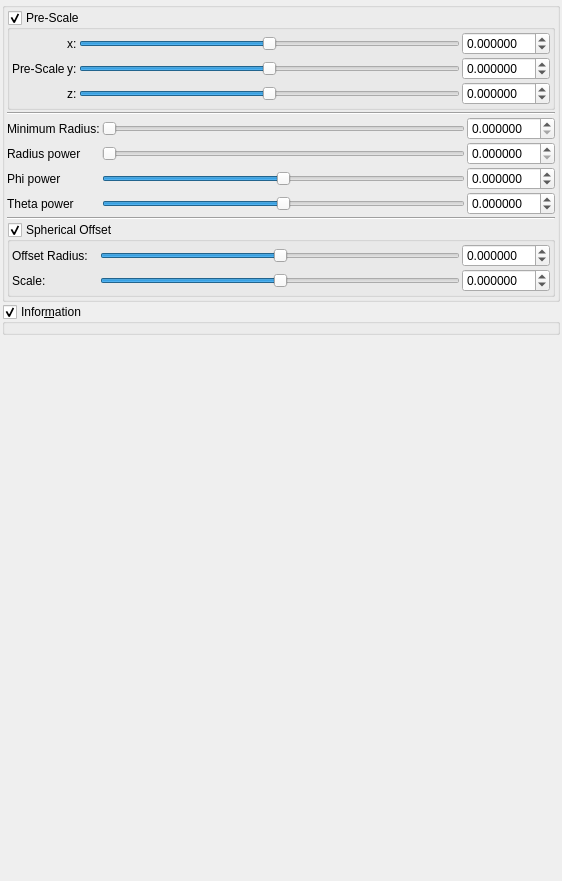
buddhi1980/mandelbulber2, file mandelbulber2/qt_data/fractal_msltoe_toroidal.ui: the form before one commit.
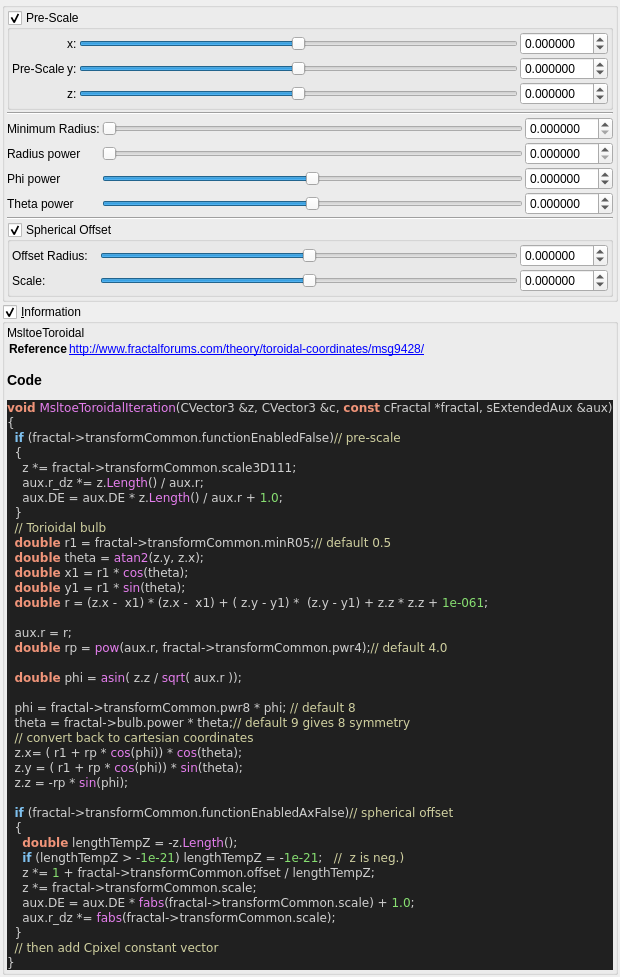
The form after the commit. Custom widgets are drawn as their Qt base class.

Commit message: updated information boxes and formula icons for MsltoeToroidal RiemannBulbMsltoeMod2

The edit to the form file:
```diff
--- a/mandelbulber2/qt_data/fractal_msltoe_toroidal.ui
+++ b/mandelbulber2/qt_data/fractal_msltoe_toroidal.ui
@@ -632,7 +632,7 @@
    <item>
     <widget class="MyGroupBox" name="groupCheck_info">
      <property name="title">
-      <string>Infor&amp;mation</string>
+      <string>&amp;Information</string>
      </property>
      <property name="flat">
       <bool>false</bool>
@@ -656,6 +656,75 @@
       <property name="bottomMargin">
        <number>2</number>
       </property>
+      <item>
+       <widget class="QLabel" name="label_code_content">
+        <property name="text">
+         <string>&lt;p&gt;MsltoeToroidal&lt;/p&gt;&lt;table&gt;
+&lt;tr&gt;&lt;th&gt;Reference&lt;/th&gt;&lt;td&gt;&lt;a href=&quot;http://www.fractalforums.com/theory/toroidal-coordinates/msg9428/&quot;&gt;http://www.fractalforums.com/theory/toroidal-coordinates/msg9428/&lt;/a&gt;&lt;/td&gt;&lt;/tr&gt;
+&lt;/table&gt;
+&lt;h3&gt;Code&lt;/h3&gt;
+&lt;!DOCTYPE HTML PUBLIC &quot;-//W3C//DTD HTML 4.0 Transitional//EN&quot;&gt;
+&lt;html&gt;
+&lt;head&gt;
+&lt;meta http-equiv=&quot;content-type&quot; content=&quot;text/html; charset=ISO-8859-1&quot;&gt;
+&lt;title&gt;Source file&lt;/title&gt;
+&lt;/head&gt;
+&lt;body style=&quot;background-color:#202020&quot;&gt;
+&lt;pre style=&quot;color:#d0d0d0; background-color:#202020;  font-family:'Courier New';&quot;&gt;&lt;span style=&quot;color:#f09479; font-weight:bold&quot;&gt;void&lt;/span&gt; &lt;span style=&quot;color:#e47eed&quot;&gt;MsltoeToroidalIteration&lt;/span&gt;&lt;span style=&quot;color:#d0d0d0&quot;&gt;(&lt;/span&gt;CVector3 &lt;span style=&quot;color:#d0d0d0&quot;&gt;&amp;amp;&lt;/span&gt;z&lt;span style=&quot;color:#d0d0d0&quot;&gt;,&lt;/span&gt; CVector3 &lt;span style=&quot;color:#d0d0d0&quot;&gt;&amp;amp;&lt;/span&gt;c&lt;span style=&quot;color:#d0d0d0&quot;&gt;,&lt;/span&gt; &lt;span style=&quot;color:#f09479; font-weight:bold&quot;&gt;const&lt;/span&gt; cFractal &lt;span style=&quot;color:#d0d0d0&quot;&gt;*&lt;/span&gt;fractal&lt;span style=&quot;color:#d0d0d0&quot;&gt;,&lt;/span&gt; sExtendedAux &lt;span style=&quot;color:#d0d0d0&quot;&gt;&amp;amp;&lt;/span&gt;aux&lt;span style=&quot;color:#d0d0d0&quot;&gt;)&lt;/span&gt;
+&lt;span style=&quot;color:#d0d0d0&quot;&gt;{&lt;/span&gt;
+  &lt;span style=&quot;color:#7ec0ee; font-weight:bold&quot;&gt;if&lt;/span&gt; &lt;span style=&quot;color:#d0d0d0&quot;&gt;(&lt;/span&gt;fractal&lt;span style=&quot;color:#d0d0d0&quot;&gt;-&amp;gt;&lt;/span&gt;transformCommon&lt;span style=&quot;color:#d0d0d0&quot;&gt;.&lt;/span&gt;functionEnabledFalse&lt;span style=&quot;color:#d0d0d0&quot;&gt;)&lt;/span&gt;&lt;span style=&quot;color:#d0d0a0&quot;&gt;// pre-scale&lt;/span&gt;
+  &lt;span style=&quot;color:#d0d0d0&quot;&gt;{&lt;/span&gt;
+    z &lt;span style=&quot;color:#d0d0d0&quot;&gt;*=&lt;/span&gt; fractal&lt;span style=&quot;color:#d0d0d0&quot;&gt;-&amp;gt;&lt;/span&gt;transformCommon&lt;span style=&quot;color:#d0d0d0&quot;&gt;.&lt;/span&gt;scale3D111&lt;span style=&quot;color:#d0d0d0&quot;&gt;;&lt;/span&gt;
+    aux&lt;span style=&quot;color:#d0d0d0&quot;&gt;.&lt;/span&gt;r_dz &lt;span style=&quot;color:#d0d0d0&quot;&gt;*=&lt;/span&gt; z&lt;span style=&quot;color:#d0d0d0&quot;&gt;.&lt;/span&gt;&lt;span style=&quot;color:#e47eed&quot;&gt;Length&lt;/span&gt;&lt;span style=&quot;color:#d0d0d0&quot;&gt;() /&lt;/span&gt; aux&lt;span style=&quot;color:#d0d0d0&quot;&gt;.&lt;/span&gt;r&lt;span style=&quot;color:#d0d0d0&quot;&gt;;&lt;/span&gt;
+    aux&lt;span style=&quot;color:#d0d0d0&quot;&gt;.&lt;/span&gt;DE &lt;span style=&quot;color:#d0d0d0&quot;&gt;=&lt;/span&gt; aux&lt;span style=&quot;color:#d0d0d0&quot;&gt;.&lt;/span&gt;DE &lt;span style=&quot;color:#d0d0d0&quot;&gt;*&lt;/span&gt; z&lt;span style=&quot;color:#d0d0d0&quot;&gt;.&lt;/span&gt;&lt;span style=&quot;color:#e47eed&quot;&gt;Length&lt;/span&gt;&lt;span style=&quot;color:#d0d0d0&quot;&gt;() /&lt;/span&gt; aux&lt;span style=&quot;color:#d0d0d0&quot;&gt;.&lt;/span&gt;r &lt;span style=&quot;color:#d0d0d0&quot;&gt;+&lt;/span&gt; &lt;span style=&quot;color:#87df71&quot;&gt;1.0&lt;/span&gt;&lt;span style=&quot;color:#d0d0d0&quot;&gt;;&lt;/span&gt;
+  &lt;span style=&quot;color:#d0d0d0&quot;&gt;}&lt;/span&gt;
+  &lt;span style=&quot;color:#d0d0a0&quot;&gt;// Torioidal bulb&lt;/span&gt;
+  &lt;span style=&quot;color:#f09479; font-weight:bold&quot;&gt;double&lt;/span&gt; r1 &lt;span style=&quot;color:#d0d0d0&quot;&gt;=&lt;/span&gt; fractal&lt;span style=&quot;color:#d0d0d0&quot;&gt;-&amp;gt;&lt;/span&gt;transformCommon&lt;span style=&quot;color:#d0d0d0&quot;&gt;.&lt;/span&gt;minR05&lt;span style=&quot;color:#d0d0d0&quot;&gt;;&lt;/span&gt;&lt;span style=&quot;color:#d0d0a0&quot;&gt;// default 0.5&lt;/span&gt;
+  &lt;span style=&quot;color:#f09479; font-weight:bold&quot;&gt;double&lt;/span&gt; theta &lt;span style=&quot;color:#d0d0d0&quot;&gt;=&lt;/span&gt; &lt;span style=&quot;color:#e47eed&quot;&gt;atan2&lt;/span&gt;&lt;span style=&quot;color:#d0d0d0&quot;&gt;(&lt;/span&gt;z&lt;span style=&quot;color:#d0d0d0&quot;&gt;.&lt;/span&gt;y&lt;span style=&quot;color:#d0d0d0&quot;&gt;,&lt;/span&gt; z&lt;span style=&quot;color:#d0d0d0&quot;&gt;.&lt;/span&gt;x&lt;span style=&quot;color:#d0d0d0&quot;&gt;);&lt;/span&gt;
+  &lt;span style=&quot;color:#f09479; font-weight:bold&quot;&gt;double&lt;/span&gt; x1 &lt;span style=&quot;color:#d0d0d0&quot;&gt;=&lt;/span&gt; r1 &lt;span style=&quot;color:#d0d0d0&quot;&gt;*&lt;/span&gt; &lt;span style=&quot;color:#e47eed&quot;&gt;cos&lt;/span&gt;&lt;span style=&quot;color:#d0d0d0&quot;&gt;(&lt;/span&gt;theta&lt;span style=&quot;color:#d0d0d0&quot;&gt;);&lt;/span&gt;
+  &lt;span style=&quot;color:#f09479; font-weight:bold&quot;&gt;double&lt;/span&gt; y1 &lt;span style=&quot;color:#d0d0d0&quot;&gt;=&lt;/span&gt; r1 &lt;span style=&quot;color:#d0d0d0&quot;&gt;*&lt;/span&gt; &lt;span style=&quot;color:#e47eed&quot;&gt;sin&lt;/span&gt;&lt;span style=&quot;color:#d0d0d0&quot;&gt;(&lt;/span&gt;theta&lt;span style=&quot;color:#d0d0d0&quot;&gt;);&lt;/span&gt;
+  &lt;span style=&quot;color:#f09479; font-weight:bold&quot;&gt;double&lt;/span&gt; r &lt;span style=&quot;color:#d0d0d0&quot;&gt;= (&lt;/span&gt;z&lt;span style=&quot;color:#d0d0d0&quot;&gt;.&lt;/span&gt;x &lt;span style=&quot;color:#d0d0d0&quot;&gt;-&lt;/span&gt;  x1&lt;span style=&quot;color:#d0d0d0&quot;&gt;) * (&lt;/span&gt;z&lt;span style=&quot;color:#d0d0d0&quot;&gt;.&lt;/span&gt;x &lt;span style=&quot;color:#d0d0d0&quot;&gt;-&lt;/span&gt;  x1&lt;span style=&quot;color:#d0d0d0&quot;&gt;) + (&lt;/span&gt; z&lt;span style=&quot;color:#d0d0d0&quot;&gt;.&lt;/span&gt;y &lt;span style=&quot;color:#d0d0d0&quot;&gt;-&lt;/span&gt; y1&lt;span style=&quot;color:#d0d0d0&quot;&gt;) *  (&lt;/span&gt;z&lt;span style=&quot;color:#d0d0d0&quot;&gt;.&lt;/span&gt;y &lt;span style=&quot;color:#d0d0d0&quot;&gt;-&lt;/span&gt; y1&lt;span style=&quot;color:#d0d0d0&quot;&gt;) +&lt;/span&gt; z&lt;span style=&quot;color:#d0d0d0&quot;&gt;.&lt;/span&gt;z &lt;span style=&quot;color:#d0d0d0&quot;&gt;*&lt;/span&gt; z&lt;span style=&quot;color:#d0d0d0&quot;&gt;.&lt;/span&gt;z &lt;span style=&quot;color:#d0d0d0&quot;&gt;+&lt;/span&gt; &lt;span style=&quot;color:#87df71&quot;&gt;1e-061&lt;/span&gt;&lt;span style=&quot;color:#d0d0d0&quot;&gt;;&lt;/span&gt;
+
+  aux&lt;span style=&quot;color:#d0d0d0&quot;&gt;.&lt;/span&gt;r &lt;span style=&quot;color:#d0d0d0&quot;&gt;=&lt;/span&gt; r&lt;span style=&quot;color:#d0d0d0&quot;&gt;;&lt;/span&gt;
+  &lt;span style=&quot;color:#f09479; font-weight:bold&quot;&gt;double&lt;/span&gt; rp &lt;span style=&quot;color:#d0d0d0&quot;&gt;=&lt;/span&gt; &lt;span style=&quot;color:#e47eed&quot;&gt;pow&lt;/span&gt;&lt;span style=&quot;color:#d0d0d0&quot;&gt;(&lt;/span&gt;aux&lt;span style=&quot;color:#d0d0d0&quot;&gt;.&lt;/span&gt;r&lt;span style=&quot;color:#d0d0d0&quot;&gt;,&lt;/span&gt; fractal&lt;span style=&quot;color:#d0d0d0&quot;&gt;-&amp;gt;&lt;/span&gt;transformCommon&lt;span style=&quot;color:#d0d0d0&quot;&gt;.&lt;/span&gt;pwr4&lt;span style=&quot;color:#d0d0d0&quot;&gt;);&lt;/span&gt;&lt;span style=&quot;color:#d0d0a0&quot;&gt;// default 4.0&lt;/span&gt;
+
+  &lt;span style=&quot;color:#f09479; font-weight:bold&quot;&gt;double&lt;/span&gt; phi &lt;span style=&quot;color:#d0d0d0&quot;&gt;=&lt;/span&gt; &lt;span style=&quot;color:#e47eed&quot;&gt;asin&lt;/span&gt;&lt;span style=&quot;color:#d0d0d0&quot;&gt;(&lt;/span&gt; z&lt;span style=&quot;color:#d0d0d0&quot;&gt;.&lt;/span&gt;z &lt;span style=&quot;color:#d0d0d0&quot;&gt;/&lt;/span&gt; &lt;span style=&quot;color:#e47eed&quot;&gt;sqrt&lt;/span&gt;&lt;span style=&quot;color:#d0d0d0&quot;&gt;(&lt;/span&gt; aux&lt;span style=&quot;color:#d0d0d0&quot;&gt;.&lt;/span&gt;r &lt;span style=&quot;color:#d0d0d0&quot;&gt;));&lt;/span&gt;
+
+  phi &lt;span style=&quot;color:#d0d0d0&quot;&gt;=&lt;/span&gt; fractal&lt;span style=&quot;color:#d0d0d0&quot;&gt;-&amp;gt;&lt;/span&gt;transformCommon&lt;span style=&quot;color:#d0d0d0&quot;&gt;.&lt;/span&gt;pwr8 &lt;span style=&quot;color:#d0d0d0&quot;&gt;*&lt;/span&gt; phi&lt;span style=&quot;color:#d0d0d0&quot;&gt;;&lt;/span&gt; &lt;span style=&quot;color:#d0d0a0&quot;&gt;// default 8&lt;/span&gt;
+  theta &lt;span style=&quot;color:#d0d0d0&quot;&gt;=&lt;/span&gt; fractal&lt;span style=&quot;color:#d0d0d0&quot;&gt;-&amp;gt;&lt;/span&gt;bulb&lt;span style=&quot;color:#d0d0d0&quot;&gt;.&lt;/span&gt;power &lt;span style=&quot;color:#d0d0d0&quot;&gt;*&lt;/span&gt; theta&lt;span style=&quot;color:#d0d0d0&quot;&gt;;&lt;/span&gt;&lt;span style=&quot;color:#d0d0a0&quot;&gt;// default 9 gives 8 symmetry&lt;/span&gt;
+  &lt;span style=&quot;color:#d0d0a0&quot;&gt;// convert back to cartesian coordinates&lt;/span&gt;
+  z&lt;span style=&quot;color:#d0d0d0&quot;&gt;.&lt;/span&gt;x&lt;span style=&quot;color:#d0d0d0&quot;&gt;= (&lt;/span&gt; r1 &lt;span style=&quot;color:#d0d0d0&quot;&gt;+&lt;/span&gt; rp &lt;span style=&quot;color:#d0d0d0&quot;&gt;*&lt;/span&gt; &lt;span style=&quot;color:#e47eed&quot;&gt;cos&lt;/span&gt;&lt;span style=&quot;color:#d0d0d0&quot;&gt;(&lt;/span&gt;phi&lt;span style=&quot;color:#d0d0d0&quot;&gt;)) *&lt;/span&gt; &lt;span style=&quot;color:#e47eed&quot;&gt;cos&lt;/span&gt;&lt;span style=&quot;color:#d0d0d0&quot;&gt;(&lt;/span&gt;theta&lt;span style=&quot;color:#d0d0d0&quot;&gt;);&lt;/span&gt;
+  z&lt;span style=&quot;color:#d0d0d0&quot;&gt;.&lt;/span&gt;y &lt;span style=&quot;color:#d0d0d0&quot;&gt;= (&lt;/span&gt; r1 &lt;span style=&quot;color:#d0d0d0&quot;&gt;+&lt;/span&gt; rp &lt;span style=&quot;color:#d0d0d0&quot;&gt;*&lt;/span&gt; &lt;span style=&quot;color:#e47eed&quot;&gt;cos&lt;/span&gt;&lt;span style=&quot;color:#d0d0d0&quot;&gt;(&lt;/span&gt;phi&lt;span style=&quot;color:#d0d0d0&quot;&gt;)) *&lt;/span&gt; &lt;span style=&quot;color:#e47eed&quot;&gt;sin&lt;/span&gt;&lt;span style=&quot;color:#d0d0d0&quot;&gt;(&lt;/span&gt;theta&lt;span style=&quot;color:#d0d0d0&quot;&gt;);&lt;/span&gt;
+  z&lt;span style=&quot;color:#d0d0d0&quot;&gt;.&lt;/span&gt;z &lt;span style=&quot;color:#d0d0d0&quot;&gt;= -&lt;/span&gt;rp &lt;span style=&quot;color:#d0d0d0&quot;&gt;*&lt;/span&gt; &lt;span style=&quot;color:#e47eed&quot;&gt;sin&lt;/span&gt;&lt;span style=&quot;color:#d0d0d0&quot;&gt;(&lt;/span&gt;phi&lt;span style=&quot;color:#d0d0d0&quot;&gt;);&lt;/span&gt;
+
+  &lt;span style=&quot;color:#7ec0ee; font-weight:bold&quot;&gt;if&lt;/span&gt; &lt;span style=&quot;color:#d0d0d0&quot;&gt;(&lt;/span&gt;fractal&lt;span style=&quot;color:#d0d0d0&quot;&gt;-&amp;gt;&lt;/span&gt;transformCommon&lt;span style=&quot;color:#d0d0d0&quot;&gt;.&lt;/span&gt;functionEnabledAxFalse&lt;span style=&quot;color:#d0d0d0&quot;&gt;)&lt;/span&gt;&lt;span style=&quot;color:#d0d0a0&quot;&gt;// spherical offset&lt;/span&gt;
+  &lt;span style=&quot;color:#d0d0d0&quot;&gt;{&lt;/span&gt;
+    &lt;span style=&quot;color:#f09479; font-weight:bold&quot;&gt;double&lt;/span&gt; lengthTempZ &lt;span style=&quot;color:#d0d0d0&quot;&gt;= -&lt;/span&gt;z&lt;span style=&quot;color:#d0d0d0&quot;&gt;.&lt;/span&gt;&lt;span style=&quot;color:#e47eed&quot;&gt;Length&lt;/span&gt;&lt;span style=&quot;color:#d0d0d0&quot;&gt;();&lt;/span&gt;
+    &lt;span style=&quot;color:#7ec0ee; font-weight:bold&quot;&gt;if&lt;/span&gt; &lt;span style=&quot;color:#d0d0d0&quot;&gt;(&lt;/span&gt;lengthTempZ &lt;span style=&quot;color:#d0d0d0&quot;&gt;&amp;gt; -&lt;/span&gt;&lt;span style=&quot;color:#87df71&quot;&gt;1e-21&lt;/span&gt;&lt;span style=&quot;color:#d0d0d0&quot;&gt;)&lt;/span&gt; lengthTempZ &lt;span style=&quot;color:#d0d0d0&quot;&gt;= -&lt;/span&gt;&lt;span style=&quot;color:#87df71&quot;&gt;1e-21&lt;/span&gt;&lt;span style=&quot;color:#d0d0d0&quot;&gt;;&lt;/span&gt;   &lt;span style=&quot;color:#d0d0a0&quot;&gt;//  z is neg.)&lt;/span&gt;
+    z &lt;span style=&quot;color:#d0d0d0&quot;&gt;*=&lt;/span&gt; &lt;span style=&quot;color:#87df71&quot;&gt;1&lt;/span&gt; &lt;span style=&quot;color:#d0d0d0&quot;&gt;+&lt;/span&gt; fractal&lt;span style=&quot;color:#d0d0d0&quot;&gt;-&amp;gt;&lt;/span&gt;transformCommon&lt;span style=&quot;color:#d0d0d0&quot;&gt;.&lt;/span&gt;offset &lt;span style=&quot;color:#d0d0d0&quot;&gt;/&lt;/span&gt; lengthTempZ&lt;span style=&quot;color:#d0d0d0&quot;&gt;;&lt;/span&gt;
+    z &lt;span style=&quot;color:#d0d0d0&quot;&gt;*=&lt;/span&gt; fractal&lt;span style=&quot;color:#d0d0d0&quot;&gt;-&amp;gt;&lt;/span&gt;transformCommon&lt;span style=&quot;color:#d0d0d0&quot;&gt;.&lt;/span&gt;scale&lt;span style=&quot;color:#d0d0d0&quot;&gt;;&lt;/span&gt;
+    aux&lt;span style=&quot;color:#d0d0d0&quot;&gt;.&lt;/span&gt;DE &lt;span style=&quot;color:#d0d0d0&quot;&gt;=&lt;/span&gt; aux&lt;span style=&quot;color:#d0d0d0&quot;&gt;.&lt;/span&gt;DE &lt;span style=&quot;color:#d0d0d0&quot;&gt;*&lt;/span&gt; &lt;span style=&quot;color:#e47eed&quot;&gt;fabs&lt;/span&gt;&lt;span style=&quot;color:#d0d0d0&quot;&gt;(&lt;/span&gt;fractal&lt;span style=&quot;color:#d0d0d0&quot;&gt;-&amp;gt;&lt;/span&gt;transformCommon&lt;span style=&quot;color:#d0d0d0&quot;&gt;.&lt;/span&gt;scale&lt;span style=&quot;color:#d0d0d0&quot;&gt;) +&lt;/span&gt; &lt;span style=&quot;color:#87df71&quot;&gt;1.0&lt;/span&gt;&lt;span style=&quot;color:#d0d0d0&quot;&gt;;&lt;/span&gt;
+    aux&lt;span style=&quot;color:#d0d0d0&quot;&gt;.&lt;/span&gt;r_dz &lt;span style=&quot;color:#d0d0d0&quot;&gt;*=&lt;/span&gt; &lt;span style=&quot;color:#e47eed&quot;&gt;fabs&lt;/span&gt;&lt;span style=&quot;color:#d0d0d0&quot;&gt;(&lt;/span&gt;fractal&lt;span style=&quot;color:#d0d0d0&quot;&gt;-&amp;gt;&lt;/span&gt;transformCommon&lt;span style=&quot;color:#d0d0d0&quot;&gt;.&lt;/span&gt;scale&lt;span style=&quot;color:#d0d0d0&quot;&gt;);&lt;/span&gt;
+  &lt;span style=&quot;color:#d0d0d0&quot;&gt;}&lt;/span&gt;
+  &lt;span style=&quot;color:#d0d0a0&quot;&gt;// then add Cpixel constant vector&lt;/span&gt;
+&lt;span style=&quot;color:#d0d0d0&quot;&gt;}&lt;/span&gt;
+&lt;/pre&gt;
+&lt;/body&gt;
+&lt;/html&gt;
+&lt;!--HTML generated by highlight 3.9, http://www.andre-simon.de/--&gt;
+</string>
+        </property>
+        <property name="wordWrap">
+         <bool>true</bool>
+        </property>
+        <property name="openExternalLinks">
+         <bool>true</bool>
+        </property>
+        <property name="textInteractionFlags">
+         <set>Qt::LinksAccessibleByMouse|Qt::TextSelectableByMouse</set>
+        </property>
+       </widget>
+      </item>
      </layout>
     </widget>
    </item>
```
The commit also changes 10 other files.
